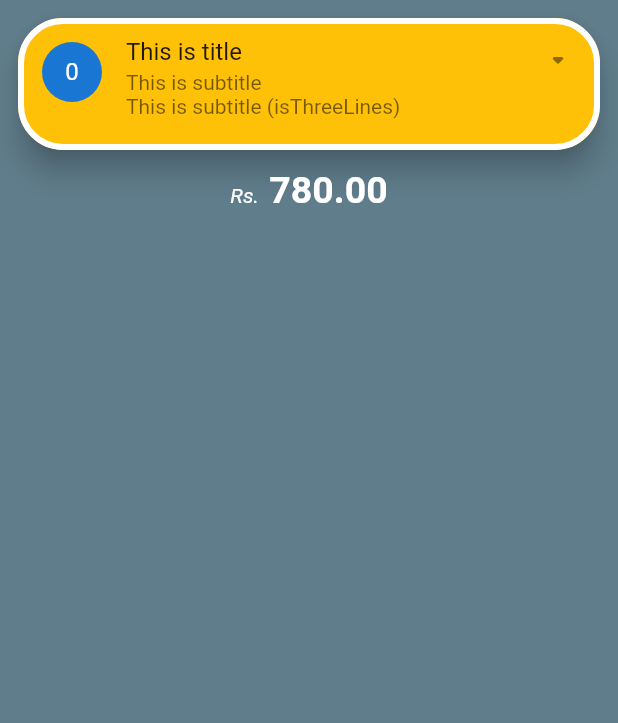
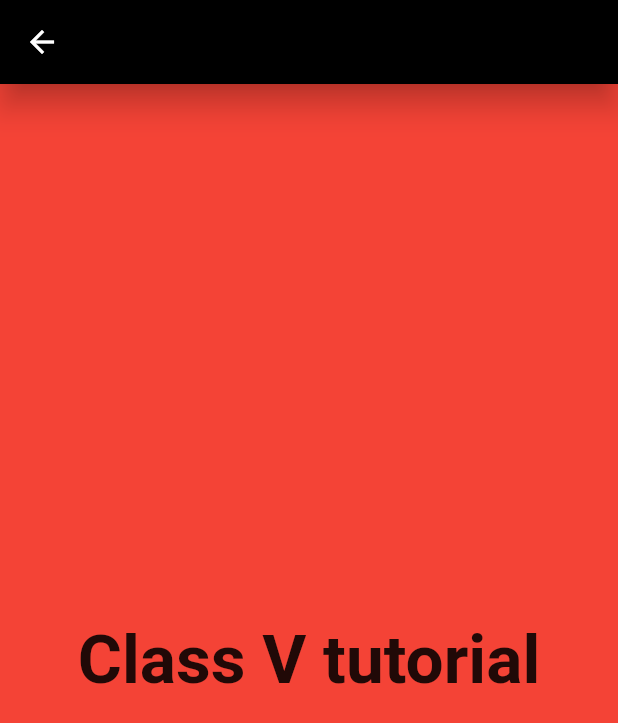
Before and after one commit to mustafatahirhussein/flutter_classes_tutorial, a Flutter app: the screen it shows after launch, on a phone screen of 412 x 824 dp. Shown: the top 723 px of the screen. Run offline on Flutter 3.47's test engine with Material 2 defaults, Android fonts, the phone set to English and light mode, and no system bars; our stand-ins replace google_fonts.

Commit message:
class 5 changes

```diff
--- a/Flutter class.txt
+++ b/Flutter class.txt
@@ -45,4 +45,10 @@ cond... ? run this : run this one
 
 Listview.builder() => index, context
 
+----------- CLASS 5 --------------
+
+Fonts in Flutter
+
+extension that are acceptable - .ttf, .otf
+
 EXPANDED
--- a/lib/constants/route_prefixes.dart
+++ b/lib/constants/route_prefixes.dart
@@ -10,4 +10,7 @@ class RoutePrefixes {
 
   /// Class 4
   static const String class4 = '/class_4';
+
+  /// Class 5
+  static const String class5 = '/class_5';
 }
--- a/lib/main.dart
+++ b/lib/main.dart
@@ -1,8 +1,7 @@
 import 'package:flutter/material.dart';
 import 'package:flutter_classes_tutorial/constants/route_prefixes.dart';
 import 'package:flutter_classes_tutorial/navigations/app_routing.dart';
-import 'package:flutter_classes_tutorial/presentation/screen_1.dart';
-import 'package:flutter_classes_tutorial/presentation/screen_2.dart';
+import 'package:google_fonts/google_fonts.dart';
 
 void main() {
   runApp(const MyApp());
@@ -14,7 +13,7 @@ class MyApp extends StatelessWidget {
   @override
   Widget build(BuildContext context) {
     return MaterialApp(
-      initialRoute: RoutePrefixes.class4,
+      initialRoute: RoutePrefixes.class5,
       onGenerateRoute: (c) => AppRouting().onGenerateRoutes(c),
 
       // routes: {
@@ -22,6 +21,31 @@ class MyApp extends StatelessWidget {
       //   RoutePrefixes.screen2 : (context) => Screen2()
       // },
       //home: Screen1(),
+
+      theme: ThemeData(
+        scaffoldBackgroundColor: Colors.red,
+        appBarTheme: AppBarTheme(
+          backgroundColor: Colors.black,
+          elevation: 8,
+        ),
+        textTheme: TextTheme(
+
+          /* Manual way */
+
+          // titleMedium: TextStyle(
+          //   fontSize: 45,
+          //   fontWeight: FontWeight.bold,
+          //   color: Colors.white,
+          //   fontFamily: 'Lato-Regular'
+          // ),
+
+          /* Google Font via package */
+          titleMedium: GoogleFonts.aBeeZee(
+            fontSize: 45,
+            fontWeight: FontWeight.bold,
+          ),
+        ),
+      ),
     );
   }
 }
--- a/lib/navigations/app_routing.dart
+++ b/lib/navigations/app_routing.dart
@@ -3,6 +3,7 @@ import 'package:flutter_classes_tutorial/constants/route_prefixes.dart';
 import 'package:flutter_classes_tutorial/presentation/class_ii/sample_form.dart';
 import 'package:flutter_classes_tutorial/presentation/class_iii/class_3.dart';
 import 'package:flutter_classes_tutorial/presentation/class_iv/class_4.dart';
+import 'package:flutter_classes_tutorial/presentation/class_v/class_v.dart';
 import 'package:flutter_classes_tutorial/presentation/screen_1.dart';
 import 'package:flutter_classes_tutorial/presentation/screen_2.dart';
 
@@ -25,6 +26,9 @@ class AppRouting {
         case RoutePrefixes.class4:
         return router(Class4());
 
+      case RoutePrefixes.class5:
+        return router(ClassV());
+
       default:
         return router(
           Scaffold(
--- /dev/null
+++ b/lib/presentation/class_v/class_v.dart
@@ -0,0 +1,17 @@
+import 'package:flutter/material.dart';
+
+class ClassV extends StatelessWidget {
+  const ClassV({super.key});
+
+  @override
+  Widget build(BuildContext context) {
+    TextStyle style = Theme.of(context).textTheme.titleMedium!;
+
+    return Scaffold(
+      appBar: AppBar(),
+      body: Center(
+        child: Text("Class V tutorial", style: style,),
+      ),
+    );
+  }
+}
```
Also changed, not shown: pubspec.yaml (+8 -6 lines), fonts/Lato-Regular.ttf (added), pubspec.lock.
